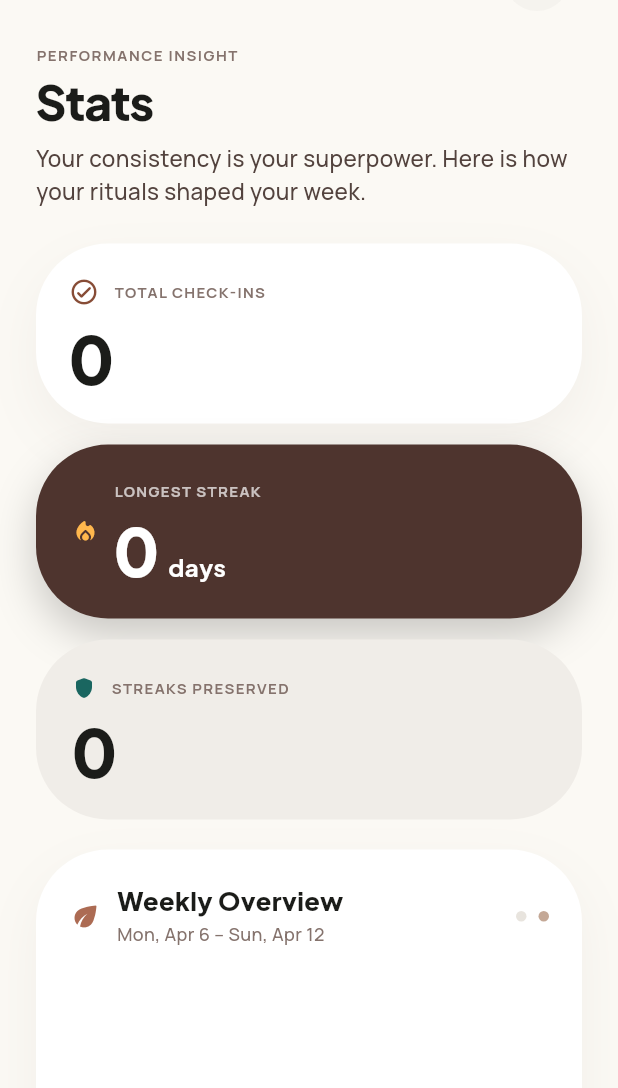
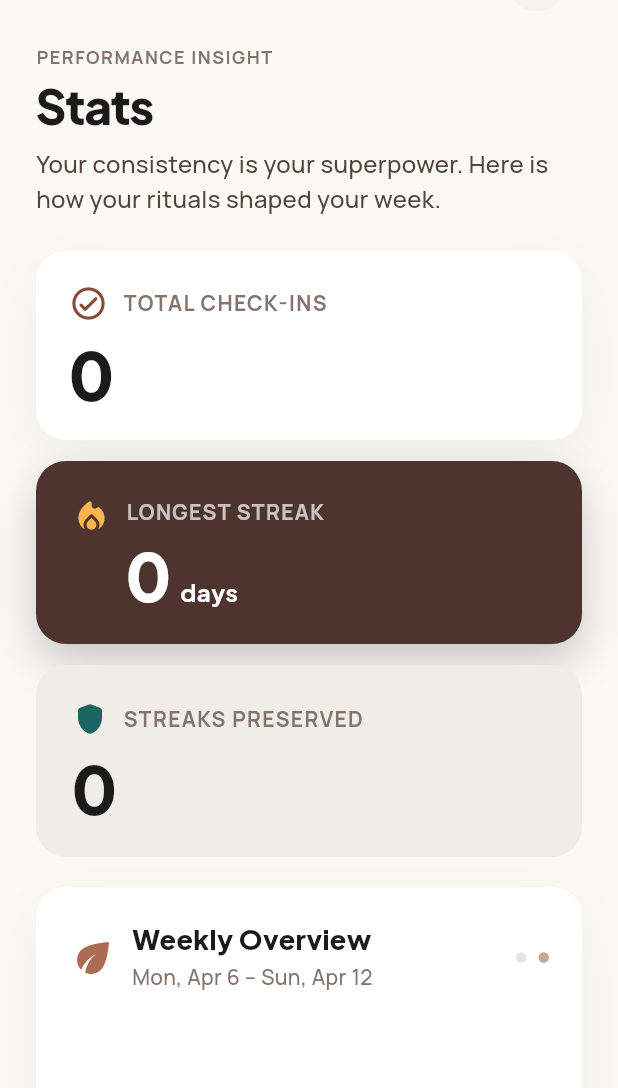
Before and after one commit to mohsin-ali-brainx/streakly_flutter, a Flutter app: the _StatsScaffold screen opened directly, on a phone screen of 412 x 824 dp, the part 70-1158 px from its top. Run offline on Flutter 3.47's test engine with Material 3 defaults, Android fonts, the phone set to English and light mode, and no system bars; our stand-ins replace flutter_local_notifications, flutter_svg, flutter_timezone, get_it, go_router, google_fonts and 4 more; accounts and stored records are empty.

Commit message:
improved UI

```diff
--- a/lib/app/widgets/streakly_bottom_nav_bar.dart
+++ b/lib/app/widgets/streakly_bottom_nav_bar.dart
@@ -14,7 +14,7 @@ class StreaklyBottomNavBar extends StatelessWidget {
   final int selectedIndex;
   final ValueChanged<int> onSelect;
 
-  static const double _iconBox = 24;
+  static const double _iconBox = 30;
 
   @override
   Widget build(BuildContext context) {
--- a/lib/features/habits/presentation/widgets/habit_list_card.dart
+++ b/lib/features/habits/presentation/widgets/habit_list_card.dart
@@ -71,7 +71,7 @@ class HabitListCard extends StatelessWidget {
                     borderRadius: BorderRadius.circular(32),
                   ),
                   alignment: Alignment.center,
-                  child: HabitIcon(iconKey: habit.iconKey, size: 24),
+                  child: HabitIcon(iconKey: habit.iconKey, size: 32),
                 ),
                 const SizedBox(width: 16),
                 Expanded(
@@ -105,7 +105,7 @@ class HabitListCard extends StatelessWidget {
                 Icon(
                   Icons.chevron_right_rounded,
                   color: AppColors.habitsMuted.withValues(alpha: 0.45),
-                  size: 28,
+                  size: 32,
                 ),
               ],
             ),
--- a/lib/features/habits/presentation/widgets/today_dashboard_habit_tile.dart
+++ b/lib/features/habits/presentation/widgets/today_dashboard_habit_tile.dart
@@ -180,9 +180,9 @@ class _LeadingWell extends StatelessWidget {
                   ? const Icon(
                       Icons.check_rounded,
                       color: Colors.white,
-                      size: 26,
+                      size: 36,
                     )
-                  : HabitIcon(iconKey: iconKey, size: 22),
+                  : HabitIcon(iconKey: iconKey, size: 32),
             ),
           ),
         ),
--- a/lib/features/stats/presentation/screens/stats_screen.dart
+++ b/lib/features/stats/presentation/screens/stats_screen.dart
@@ -136,7 +136,7 @@ class _StatsScaffold extends StatelessWidget {
                         Text(
                           StatsStrings.eyebrow,
                           style: GoogleFonts.manrope(
-                            fontSize: 10,
+                            fontSize: 12,
                             fontWeight: FontWeight.w700,
                             letterSpacing: 1.0,
                             color: AppColors.habitsMuted,
@@ -157,7 +157,7 @@ class _StatsScaffold extends StatelessWidget {
                         Text(
                           StatsStrings.subtitle,
                           style: GoogleFonts.manrope(
-                            fontSize: 15,
+                            fontSize: 16,
                             fontWeight: FontWeight.w500,
                             height: 1.45,
                             color: AppColors.habitsBodyBrown,
@@ -200,7 +200,7 @@ class _TotalCheckInsCard extends StatelessWidget {
 
   final int value;
 
-  static const _radius = 48.0;
+  static const _radius = 20.0;
 
   @override
   Widget build(BuildContext context) {
@@ -224,14 +224,14 @@ class _TotalCheckInsCard extends StatelessWidget {
             children: [
               Icon(
                 Icons.check_circle_outline_rounded,
-                size: 20,
+                size: 26,
                 color: AppColors.habitsPrimaryCta,
               ),
               const SizedBox(width: 10),
               Text(
                 StatsStrings.totalCheckIns,
                 style: GoogleFonts.manrope(
-                  fontSize: 10,
+                  fontSize: 14,
                   fontWeight: FontWeight.w700,
                   letterSpacing: 0.9,
                   color: AppColors.habitsMuted,
@@ -261,7 +261,7 @@ class _LongestStreakCard extends StatelessWidget {
 
   final int days;
 
-  static const _radius = 48.0;
+  static const _radius = 20.0;
 
   @override
   Widget build(BuildContext context) {
@@ -279,11 +279,12 @@ class _LongestStreakCard extends StatelessWidget {
         ],
       ),
       child: Row(
+        crossAxisAlignment: CrossAxisAlignment.start,
         children: [
           const Icon(
             Icons.local_fire_department_rounded,
             color: Color(0xFFFFB74D),
-            size: 18,
+            size: 26,
           ),
           const SizedBox(width: 10),
           Expanded(
@@ -293,7 +294,7 @@ class _LongestStreakCard extends StatelessWidget {
                 Text(
                   StatsStrings.longestStreak,
                   style: GoogleFonts.manrope(
-                    fontSize: 10,
+                    fontSize: 14,
                     fontWeight: FontWeight.w700,
                     letterSpacing: 0.9,
                     color: Colors.white70,
@@ -339,7 +340,7 @@ class _StreaksPreservedCard extends StatelessWidget {
 
   final int value;
 
-  static const _radius = 48.0;
+  static const _radius = 20.0;
 
   @override
   Widget build(BuildContext context) {
@@ -359,14 +360,14 @@ class _StreaksPreservedCard extends StatelessWidget {
                   children: [
                     Icon(
                       Icons.shield_rounded,
-                      size: 16,
+                      size: 24,
                       color: AppColors.todayTealDone,
                     ),
                     const SizedBox(width: 10),
                     Text(
                       StatsStrings.streaksPreserved,
                       style: GoogleFonts.manrope(
-                        fontSize: 10,
+                        fontSize: 14,
                         fontWeight: FontWeight.w700,
                         letterSpacing: 0.9,
                         color: AppColors.habitsMuted,
@@ -406,7 +407,7 @@ class _WeeklyOverviewCard extends StatelessWidget {
   final List<int> dayTotals;
 
   static final _df = DateFormat('EEE, MMM d');
-  static const _radius = 48.0;
+  static const _radius = 20.0;
 
   @override
   Widget build(BuildContext context) {
@@ -449,7 +450,7 @@ class _WeeklyOverviewCard extends StatelessWidget {
                 padding: const EdgeInsets.only(top: 2),
                 child: Icon(
                   Icons.eco_rounded,
-                  size: 22,
+                  size: 32,
                   color: AppColors.ctaBrown,
                 ),
               ),
@@ -461,7 +462,7 @@ class _WeeklyOverviewCard extends StatelessWidget {
                     Text(
                       StatsStrings.weeklyOverview,
                       style: GoogleFonts.plusJakartaSans(
-                        fontSize: 17,
+                        fontSize: 18,
                         fontWeight: FontWeight.w800,
                         color: AppColors.habitsTitleInk,
                       ),
@@ -470,7 +471,7 @@ class _WeeklyOverviewCard extends StatelessWidget {
                     Text(
                       range,
                       style: GoogleFonts.manrope(
-                        fontSize: 12,
+                        fontSize: 14,
                         fontWeight: FontWeight.w500,
                         color: AppColors.habitsMuted,
                       ),
@@ -562,7 +563,7 @@ class _HabitDiversityCard extends StatelessWidget {
 
   final List<StatsDiversityRow> rows;
 
-  static const _radius = 48.0;
+  static const _radius = 20.0;
 
   @override
   Widget build(BuildContext context) {
@@ -636,7 +637,7 @@ class _ConsistencyScoreCard extends StatelessWidget {
 
   final int percent;
 
-  static const _radius = 48.0;
+  static const _radius = 20.0;
 
   String _body() {
     if (percent >= 85) return StatsStrings.consistencyHighBody(percent);
```
Also changed, not shown: lib/features/habits/presentation/screens/habit_editor_screen.dart (+17 -11 lines).
